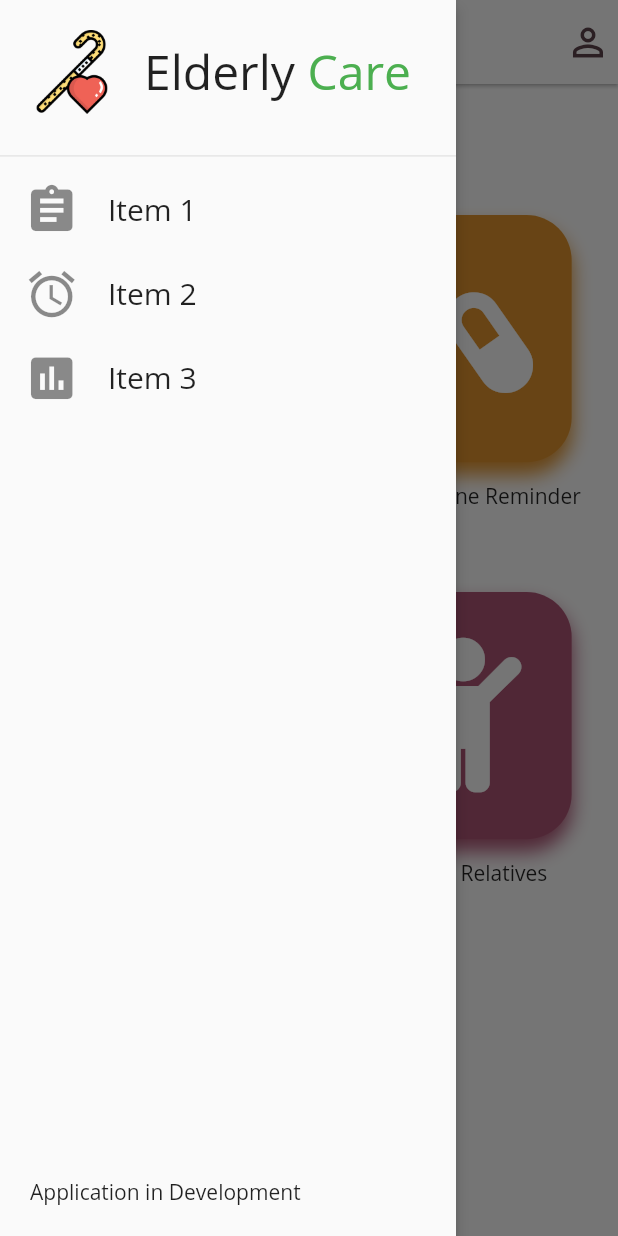
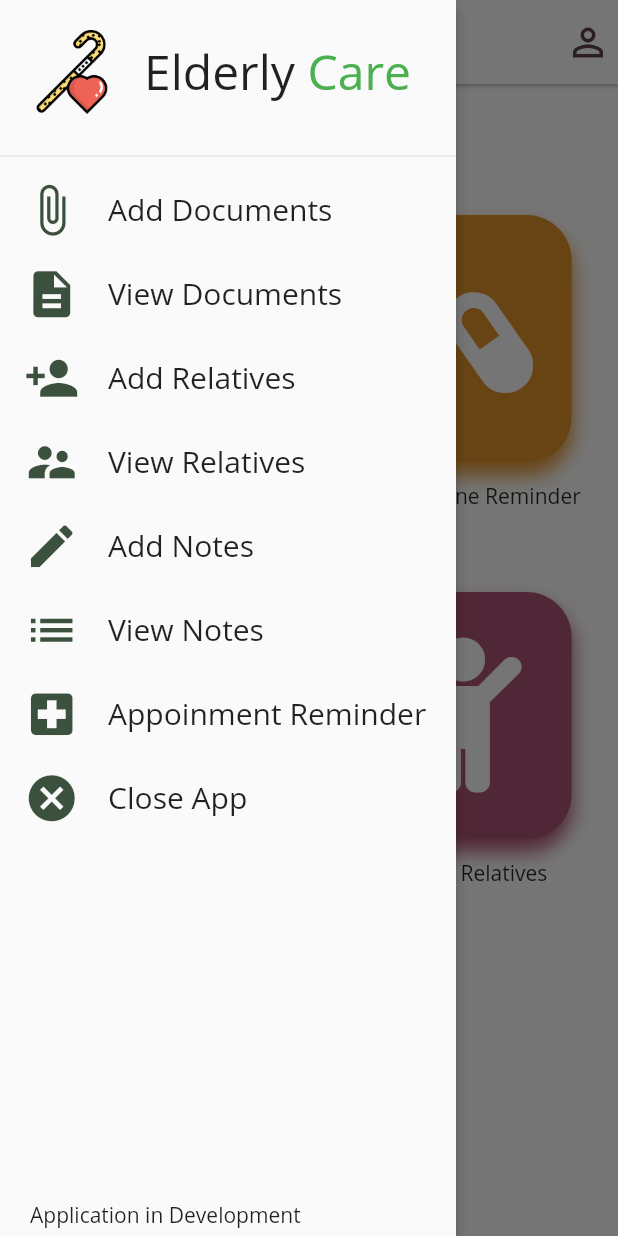
Before and after one commit to adarshbalu/elderly_app, a Flutter app: the HomeScreen screen opened by its route, with the side drawer open, on a phone screen of 412 x 824 dp. Run offline on Flutter 3.47's test engine with Material 2 defaults, Android fonts, the phone set to English and light mode, and no system bars; our stand-ins replace connectivity, flutter_signin_button, flutter_spinkit, font_awesome_flutter, sqflite; accounts and stored records are empty.

Commit message:
App Drawer Updated Added Touch Responses to home screen buttons Added Notes home screen and notes edit screen Added Note database helper Added Note Model Class

```diff
--- a/lib/screens/home_screen.dart
+++ b/lib/screens/home_screen.dart
@@ -64,7 +64,8 @@ class _HomeScreenState extends State<HomeScreen> {
               Expanded(
                 child: Column(
                   children: <Widget>[
-                    GestureDetector(
+                    InkWell(
+                      splashColor: Colors.redAccent,
                       child: CardButton(
                         height: screenHeight * 0.2,
                         width: screenWidth * (35 / 100),
@@ -88,7 +89,8 @@ class _HomeScreenState extends State<HomeScreen> {
               Expanded(
                 child: Column(
                   children: <Widget>[
-                    GestureDetector(
+                    InkWell(
+                      splashColor: Colors.yellowAccent,
                       child: CardButton(
                         height: screenHeight * (20 / 100),
                         width: screenWidth * (35 / 100),
@@ -119,7 +121,8 @@ class _HomeScreenState extends State<HomeScreen> {
               Expanded(
                 child: Column(
                   children: <Widget>[
-                    GestureDetector(
+                    InkWell(
+                      splashColor: Colors.green,
                       child: CardButton(
                         height: screenHeight * (20 / 100),
                         width: screenWidth * (35 / 100),
@@ -144,7 +147,8 @@ class _HomeScreenState extends State<HomeScreen> {
               Expanded(
                 child: Column(
                   children: <Widget>[
-                    GestureDetector(
+                    InkWell(
+                      splashColor: Colors.indigo[300],
                       child: CardButton(
                         height: screenHeight * (20 / 100),
                         width: screenWidth * (35 / 100),
--- /dev/null
+++ b/lib/screens/note_edit_screen.dart
@@ -0,0 +1 @@
+import 'package:flutter/material.dart';
--- /dev/null
+++ b/lib/screens/note_home_screen.dart
@@ -0,0 +1 @@
+import 'package:flutter/material.dart';
--- a/lib/widgets/app_default.dart
+++ b/lib/widgets/app_default.dart
@@ -44,18 +44,86 @@ class AppDrawer extends StatelessWidget {
                     ),
                   ),
                   Divider(),
-                  ListButtons(
-                    icon: Icons.assignment,
-                    text: 'Item 1',
+                  InkWell(
+                    onTap: () {
+                      print('Drawer item Tapped');
+                    },
+                    splashColor: Color(0xff3c513d),
+                    child: ListButtons(
+                      icon: Icons.attach_file,
+                      text: 'Add Documents',
+                    ),
                   ),
-                  ListButtons(
-                    icon: Icons.alarm,
-                    text: 'Item 2',
+                  InkWell(
+                    splashColor: Color(0xff3c513d),
+                    onTap: () {
+                      print('Drawer item Tapped');
+                    },
+                    child: ListButtons(
+                      icon: Icons.description,
+                      text: 'View Documents',
+                    ),
                   ),
-                  ListButtons(
-                    icon: Icons.assessment,
-                    text: 'Item 3',
+                  InkWell(
+                    splashColor: Color(0xff3c513d),
+                    onTap: () {
+                      print('Drawer item Tapped');
+                    },
+                    child: ListButtons(
+                      icon: Icons.person_add,
+                      text: 'Add Relatives',
+                    ),
                   ),
+                  InkWell(
+                    splashColor: Color(0xff3c513d),
+                    onTap: () {
+                      print('Drawer item Tapped');
+                    },
+                    child: ListButtons(
+                      icon: Icons.supervisor_account,
+                      text: 'View Relatives',
+                    ),
+                  ),
+                  InkWell(
+                    onTap: () {
+                      print('Drawer item Tapped');
+                    },
+                    splashColor: Color(0xff3c513d),
+                    child: ListButtons(
+                      icon: Icons.create,
+                      text: 'Add Notes',
+                    ),
+                  ),
+                  InkWell(
+                    splashColor: Color(0xff3c513d),
+                    onTap: () {
+                      print('Drawer item Tapped');
+                    },
+                    child: ListButtons(
+                      icon: Icons.list,
+                      text: 'View Notes',
+                    ),
+                  ),
+                  InkWell(
+                    splashColor: Color(0xff3c513d),
+                    onTap: () {
+                      print('Drawer item Tapped');
+                    },
+                    child: ListButtons(
+                      icon: Icons.local_hospital,
+                      text: 'Appoinment Reminder',
+                    ),
+                  ),
+                  InkWell(
+                    splashColor: Color(0xff3c513d),
+                    onTap: () {
+                      print('Drawer item Tapped');
+                    },
+                    child: ListButtons(
+                      icon: Icons.cancel,
+                      text: 'Close App',
+                    ),
+                  )
                 ],
               ),
             ),
@@ -63,7 +131,7 @@ class AppDrawer extends StatelessWidget {
               children: <Widget>[
                 Container(
                   child: Text('Application in Development'),
-                  margin: EdgeInsets.all(20),
+                  margin: EdgeInsets.only(bottom: 5, left: 20, right: 20),
                 ),
               ],
             ),
@@ -87,6 +155,7 @@ class ListButtons extends StatelessWidget {
       ),
       leading: Icon(
         icon,
+        color: Color(0xff3c513d),
         size: 37.0,
       ),
     );
--- a/pubspec.yaml
+++ b/pubspec.yaml
@@ -30,6 +30,9 @@ dependencies:
   flutter_signin_button: ^1.0.0
   #firebase_core: ^0.4.3+3
   #firebase_auth: ^0.15.4
+  shared_preferences: ^0.5.6+1
+  path_provider: ^1.6.0
+  sqflite: ^1.2.0
 
 
 dev_dependencies:
```
Also changed, not shown: lib/models/note.dart (added, +67 -0 lines), lib/others/database_helper.dart (added, +107 -0 lines), lib/screens/contact_relatives_screen.dart (+1 -32 lines), lib/models/user_profile.dart (added), pubspec.lock.
